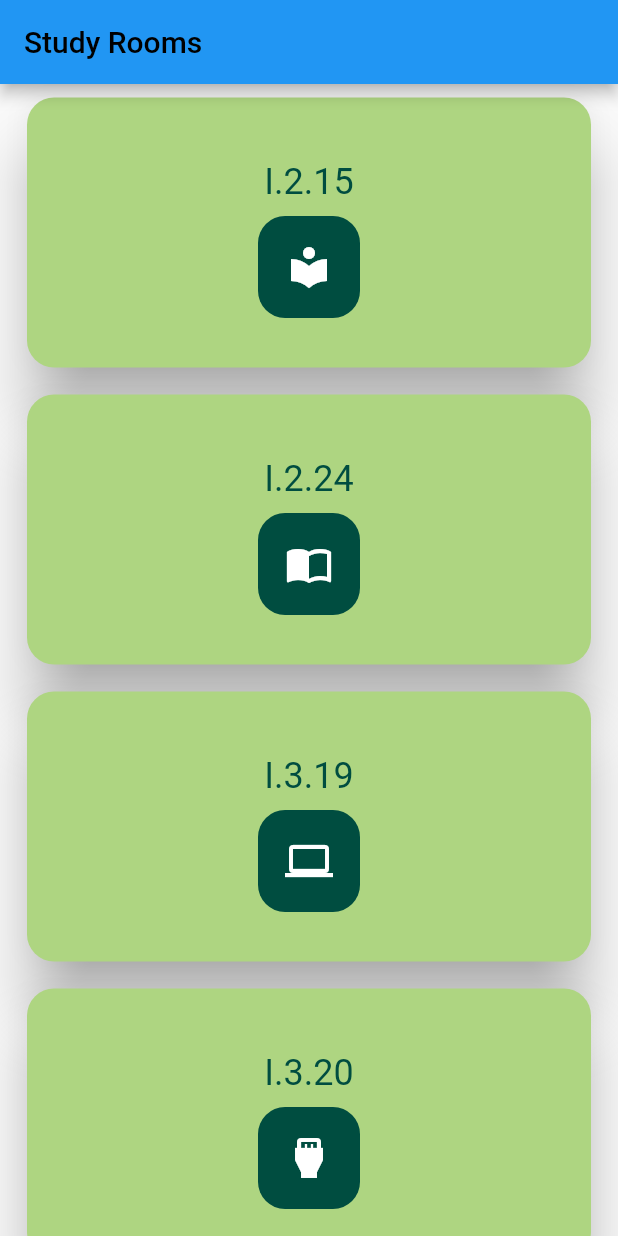
After one commit to faensi/FIWStudiApp, a Flutter app: the Rooms screen opened directly, on a phone screen of 412 x 824 dp. The commit adds this screen. Run offline on Flutter 3.47's test engine with Material 2 defaults, Android fonts, the phone set to English and light mode, and no system bars.

Commit message:
Study Rooms Activity UI DONE, Backend in progress

```diff
--- /dev/null
+++ b/lib/UI/rooms.dart
@@ -0,0 +1,99 @@
+import 'package:flutter/material.dart';
+import 'package:flutter_staggered_grid_view/flutter_staggered_grid_view.dart';
+
+
+class Rooms extends StatefulWidget {
+  @override
+  _RoomsState createState() => _RoomsState();
+}
+
+class _RoomsState extends State<Rooms> {
+
+  // ignore: non_constant_identifier_names
+  Material MyItems (IconData icon, String heading, int color){
+    return Material(
+      color: Color(0xFFAED581),
+      elevation: 18.0,
+      shadowColor: Color(0xFF9E9E9E),
+      borderRadius: BorderRadius.circular(18.0),
+      child: Center(
+          child: Padding(
+            padding: const EdgeInsets.all(9.0),
+            child: Row(
+              mainAxisAlignment: MainAxisAlignment.center,
+              children: <Widget>[
+                Column(
+                  mainAxisAlignment: MainAxisAlignment.center,
+                  children: <Widget>[
+                    //text
+                    Padding(
+                        padding: const EdgeInsets.all(9.0),
+                          child: Text(heading,
+                            style: TextStyle(
+                              color: new Color(color),
+                              fontSize: 24.0,
+                          ),
+                        ),
+                      ),
+
+                          //Icon
+                          Material (
+                            color: new Color(color),
+                            borderRadius: BorderRadius.circular(18.0),
+                            child: Padding(
+                              padding: const EdgeInsets.all(18.0),
+                              child: Icon(
+                                icon,
+                                color: Colors.white,
+                                size: 32.0 ,
+                              ),
+                            ),
+                          )
+                    ],
+            ),
+                ]
+            ),
+            ),
+          )
+      );
+  }
+
+
+  @override
+  Widget build(BuildContext context) {
+    // TODO: implement build
+    return Scaffold(
+      appBar: AppBar(
+        title: Text ('Study Rooms',
+          style: TextStyle (
+            color: Colors.black,
+          ),
+        ),
+
+      ),
+      body: StaggeredGridView.count(
+        crossAxisCount: 1,
+        mainAxisSpacing: 18.0,
+        padding: EdgeInsets.symmetric(horizontal: 18.0, vertical: 9.0),
+        children: <Widget> [
+          MyItems (Icons.local_library, "I.2.15", 0xFF004D40),
+          MyItems (Icons.import_contacts,"I.2.24", 0xFF004D40),
+          MyItems (Icons.laptop, "I.3.19", 0xFF004D40),
+          MyItems (Icons.settings_input_hdmi, "I.3.20", 0xFF004D40),
+          MyItems (Icons.group, "I.3.21", 0xFF004D40),
+          MyItems (Icons.local_library, "I.3.24", 0xFF004D40),
+        ],
+        staggeredTiles: [
+          StaggeredTile.extent(1, 180.0),
+          StaggeredTile.extent(1, 180.0),
+          StaggeredTile.extent(1, 180.0),
+          StaggeredTile.extent(1, 180.0),
+          StaggeredTile.extent(1, 180.0),
+          StaggeredTile.extent(1, 180.0),
+        ],
+      ),
+    );
+  }
+
+
+}
--- a/lib/main.dart
+++ b/lib/main.dart
@@ -1,6 +1,5 @@
+import 'package:FIW_Studi_App/UI/rooms.dart';
 import 'package:flutter/material.dart';
-import 'package:flutter/services.dart';
-import 'Colors.dart';
 import 'UI/Startview.dart';
 
 // The main function is the starting point for all our Flutter apps.
@@ -11,6 +10,24 @@ void main() {
       home: Startview(),
     ),
   );
+}
+
+void rooms() => runApp(MyApp());
+
+class MyApp extends StatelessWidget {
+
+  @override
+  Widget build(BuildContext context) {
+    return MaterialApp(
+      debugShowCheckedModeBanner: false,
+      title: 'Study Rooms',
+      theme: ThemeData(
+        primaryColor: new Color(0xFF66BB6A),
+        backgroundColor: new Color(0xFFC8E6C9),
+      ),
+      home: Rooms(),
+    );
+  }
 }
 /*
 void main() => runApp(
--- a/pubspec.yaml
+++ b/pubspec.yaml
@@ -12,6 +12,7 @@ dependencies:
 
 
   cupertino_icons: ^0.1.2
+  flutter_staggered_grid_view: "^0.2.5"
 
 dev_dependencies:
   flutter_test:
```
Also changed, not shown: pubspec.lock, 1 other file.
